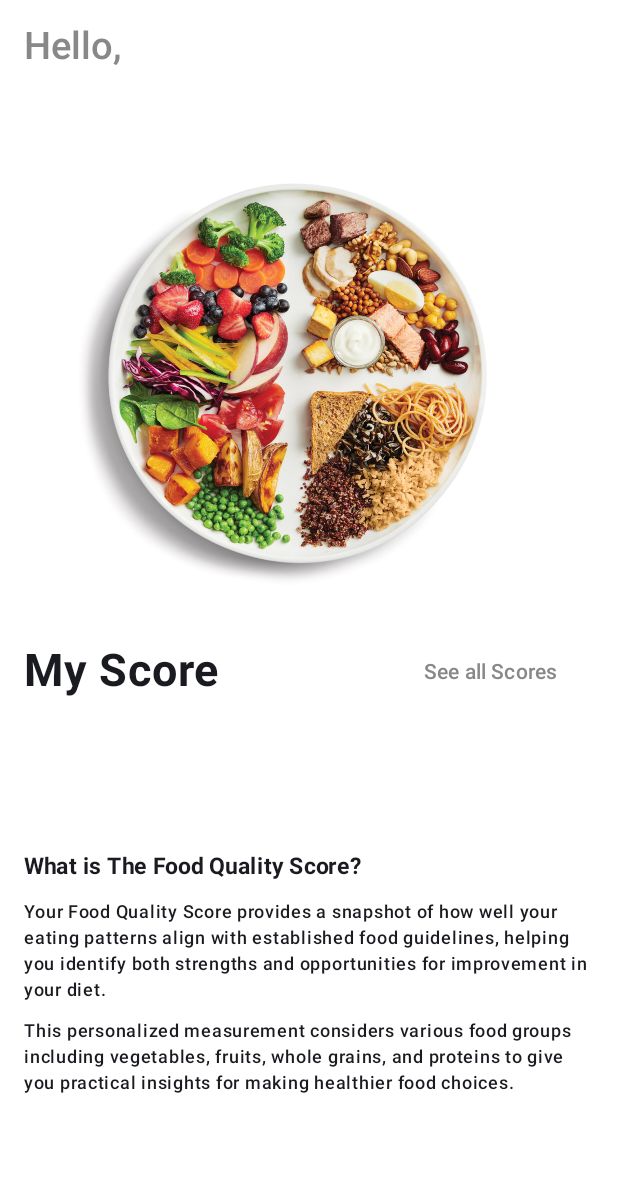
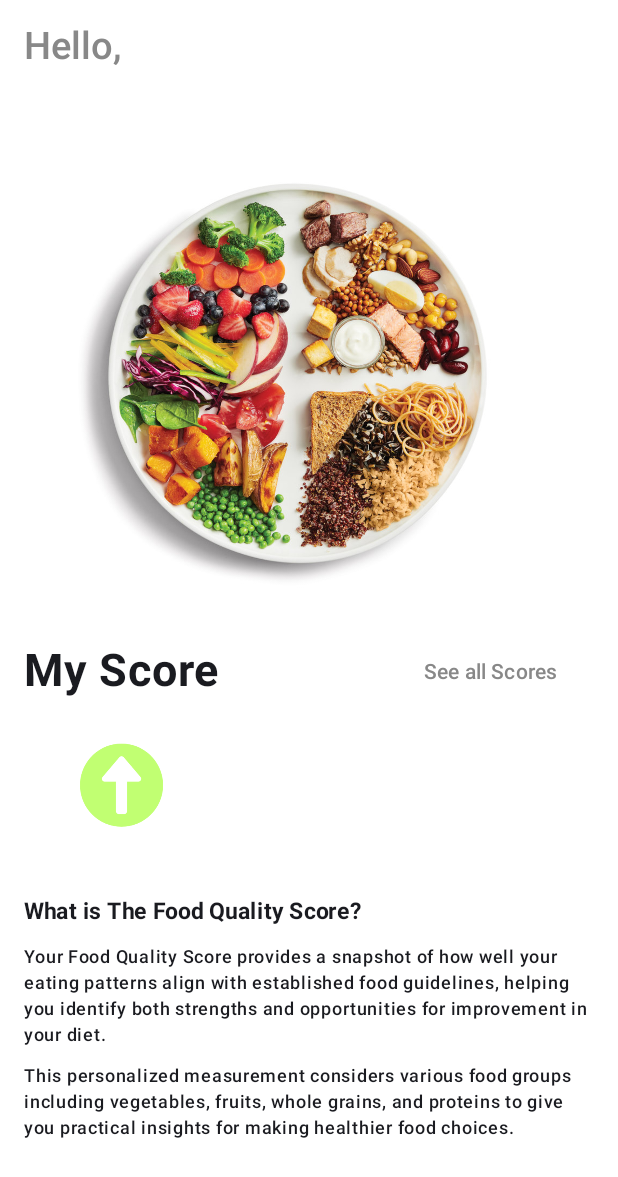
Before and after one commit to bhowmikdham/Nutritrack, an Android app built with Jetpack Compose: the Dashboard screen opened directly, with no data from a screen before it, on a phone screen of 412 x 824 dp. Shown: the top 1177 px of the screen. Run offline under Robolectric (Android 15) with nearby library versions, the phone set to English and light mode, and no system bars.

Commit message:
added dashboard initialisation

```diff
--- a/app/src/main/AndroidManifest.xml
+++ b/app/src/main/AndroidManifest.xml
@@ -12,6 +12,11 @@
         android:supportsRtl="true"
         android:theme="@style/Theme.Nutritrack"
         tools:targetApi="31">
+        <activity
+            android:name=".Insights"
+            android:exported="false"
+            android:label="@string/title_activity_insights"
+            android:theme="@style/Theme.Nutritrack" />
         <activity
             android:name=".Questionnaire"
             android:exported="false"
--- a/app/src/main/java/com/fit2081/nutritrack/Dashboard.kt
+++ b/app/src/main/java/com/fit2081/nutritrack/Dashboard.kt
@@ -39,6 +39,7 @@ import androidx.compose.ui.layout.ContentScale
 import androidx.compose.ui.platform.LocalContext
 import androidx.compose.ui.res.painterResource
 import androidx.compose.ui.text.font.FontWeight
+import androidx.compose.ui.text.style.TextAlign
 import androidx.compose.ui.tooling.preview.Preview
 import androidx.compose.ui.unit.dp
 import androidx.compose.ui.unit.sp
@@ -94,8 +95,22 @@ fun HomePage() {
                onClick = {context.startActivity(Intent(context,Insights::class.java))},
                 colors = ButtonDefaults.buttonColors(Color.White)
                ){Text("See all Scores", color = Color.Gray)}}}
+            Row(
 
-                Spacer(modifier=Modifier.height(100.dp))
+            ){
+                Box (
+                    modifier = Modifier.weight(1f),
+                    contentAlignment = Alignment.CenterStart
+                )
+                {
+                    Image(
+                        painter = painterResource(id = R.drawable.greenarrow),
+                        contentDescription = "Green Arrow",
+                        modifier = Modifier.size(130.dp),
+                    )
+                }
+
+            }
             Text("What is The Food Quality Score?", fontSize = 15.sp ,fontWeight = FontWeight.Bold)
             Spacer(modifier = Modifier.height(10.dp))
             Text("Your Food Quality Score provides a snapshot of how well your eating patterns align with established food guidelines, helping you identify both strengths and opportunities for improvement in your diet.", fontSize = 12.sp, fontWeight = FontWeight.Medium, lineHeight = 17.sp)
--- a/app/src/main/res/values/strings.xml
+++ b/app/src/main/res/values/strings.xml
@@ -4,4 +4,5 @@
     <string name="title_activity_dashboard">Dashboard</string>
     <string name="title_activity_main2">MainActivity2</string>
     <string name="title_activity_questionnaire">Questionnaire</string>
+    <string name="title_activity_insights">Insights</string>
 </resources>
```
Also changed, not shown: app/src/main/java/com/fit2081/nutritrack/Insights.kt (added, +47 -0 lines), app/src/main/res/drawable/greenarrow.png (added), app/src/main/res/drawable/redarrow.png (added), app/src/main/res/drawable/yellowarrow.png (added).
